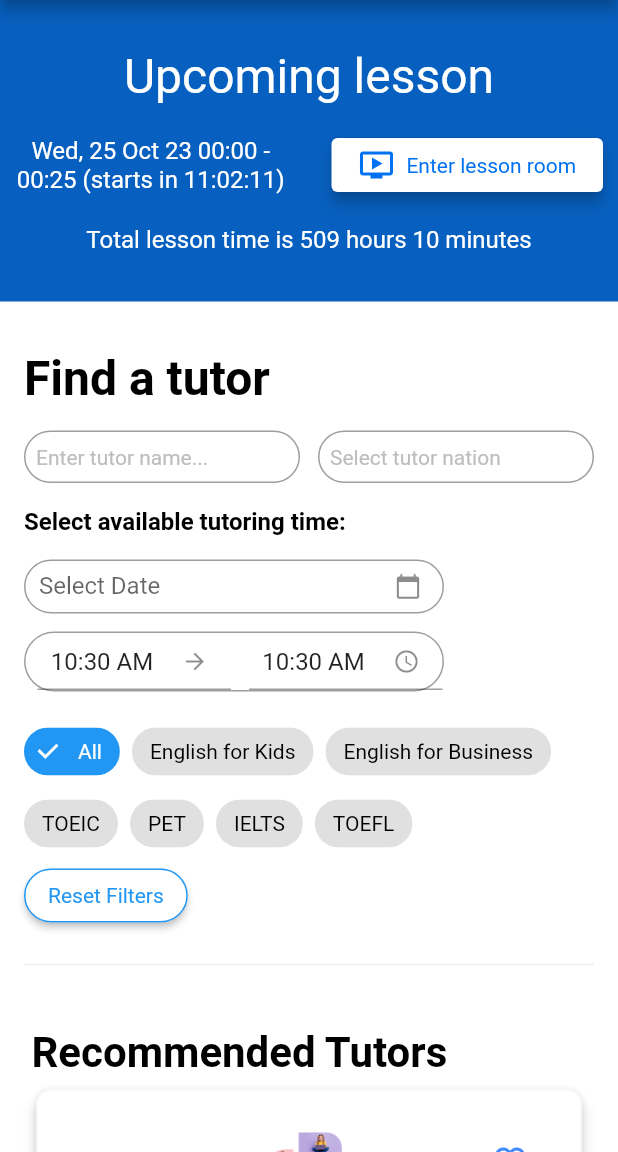
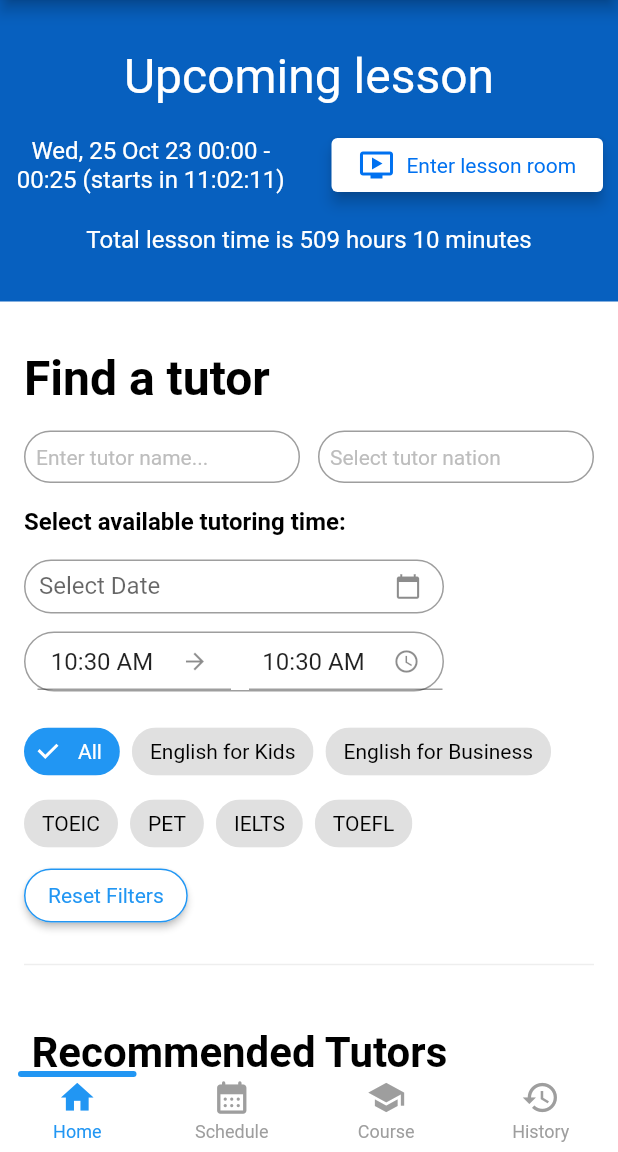
Before and after one commit to duongminhhieu/LetTutor-2024-Flutter-Education-Application, a Flutter app: the screen it shows after launch, scrolled down 204 dp, after a tap on "LOG IN", on a phone screen of 412 x 824 dp, the part 84-1236 px from its top. Run offline on Flutter 3.47's test engine with Material 2 defaults, Android fonts, the phone set to English and light mode, and no system bars; drawn by our look-alikes of persistent_bottom_nav_bar; our stand-ins replace expandable_text, flutter_rating_bar, flutter_svg, youtube_player_flutter; missing offline and left inert: multiselect, syncfusion_flutter_pdfviewer.

```diff
--- a/src/lib/commons/drawer.dart
+++ b/src/lib/commons/drawer.dart
@@ -135,7 +135,7 @@ class CustomDrawer extends StatelessWidget {
             title: Container(
               child: const Row(
                 children: [
-                  Icon(Icons.add_card_rounded, size: 36, color: Colors.blue,),
+                  Icon(Icons.school, size: 36, color: Colors.blue,),
                   SizedBox(width: 12),
                   Text(
                     "Courses",
--- a/src/lib/main.dart
+++ b/src/lib/main.dart
@@ -8,6 +8,7 @@ import 'package:src/pages/listTeacherPage/list-teacher_page.dart';
 import 'package:src/pages/loginPage/login_page.dart';
 import 'package:src/pages/schedulePage/schedule_page.dart';
 import 'package:src/pages/videoCallPage/videoCallPage.dart';
+import 'package:persistent_bottom_nav_bar/persistent_tab_view.dart';
 
 void main() {
   runApp(const MyApp());
@@ -18,11 +19,11 @@ class MyApp extends StatelessWidget {
 
   @override
   Widget build(BuildContext context) {
-
     return MaterialApp(
       debugShowCheckedModeBanner: false,
       home: const LoginPage(),
       routes: {
+        '/bottomNavBar': (context) => BottomNavBar(),
         '/loginPage': (context) => LoginPage(),
         '/listTeacherPage': (context) => ListTeacherPage(),
         '/detailATeacher': (context) => DetailATeacherPage(),
@@ -32,11 +33,139 @@ class MyApp extends StatelessWidget {
         '/detailCoursePage': (context) => DetailCoursePage(),
         '/detailLessonPage': (context) => DetailLessonPage(),
         '/videoCallPage': (context) => VideoCallPage(),
-
-
       },
-      theme: ThemeData(primarySwatch: Colors.blue, primaryColor: const Color.fromRGBO(0, 113, 240, 1.0)),
+      theme: ThemeData(
+          primarySwatch: Colors.blue,
+          primaryColor: const Color.fromRGBO(0, 113, 240, 1.0)),
     );
   }
+}
 
+class BottomNavBar extends StatelessWidget {
+  const BottomNavBar({Key? key}) : super(key: key);
+
+  @override
+  Widget build(BuildContext context) {
+    List<Widget> _buildScreens() {
+      return [ListTeacherPage(), SchedulePage(), CoursesPage(), HistoryPage()];
+    }
+
+    List<PersistentBottomNavBarItem> _navBarsItems() {
+      return [
+        PersistentBottomNavBarItem(
+            icon: Icon(Icons.home),
+            title: ("Home"),
+            activeColorPrimary: Colors.blue,
+            inactiveColorPrimary: Colors.grey,
+            routeAndNavigatorSettings: RouteAndNavigatorSettings(
+              initialRoute: "/",
+              routes: {
+                '/loginPage': (context) => LoginPage(),
+                '/listTeacherPage': (context) => ListTeacherPage(),
+                '/detailATeacher': (context) => DetailATeacherPage(),
+                '/schedulePage': (context) => SchedulePage(),
+                '/historyPage': (context) => HistoryPage(),
+                '/coursesPage': (context) => CoursesPage(),
+                '/detailCoursePage': (context) => DetailCoursePage(),
+                '/detailLessonPage': (context) => DetailLessonPage(),
+                '/videoCallPage': (context) => VideoCallPage(),
+              },
+            )),
+        PersistentBottomNavBarItem(
+            icon: Icon(Icons.calendar_month_rounded),
+            title: ("Schedule"),
+            activeColorPrimary: Colors.blue,
+            inactiveColorPrimary: Colors.grey,
+            routeAndNavigatorSettings: RouteAndNavigatorSettings(
+              initialRoute: "/",
+              routes: {
+                '/loginPage': (context) => LoginPage(),
+                '/listTeacherPage': (context) => ListTeacherPage(),
+                '/detailATeacher': (context) => DetailATeacherPage(),
+                '/schedulePage': (context) => SchedulePage(),
+                '/historyPage': (context) => HistoryPage(),
+                '/coursesPage': (context) => CoursesPage(),
+                '/detailCoursePage': (context) => DetailCoursePage(),
+                '/detailLessonPage': (context) => DetailLessonPage(),
+                '/videoCallPage': (context) => VideoCallPage(),
+              },
+            )),
+        PersistentBottomNavBarItem(
+            icon: Icon(Icons.school),
+            title: ("Course"),
+            activeColorPrimary: Colors.blue,
+            inactiveColorPrimary: Colors.grey,
+            routeAndNavigatorSettings: RouteAndNavigatorSettings(
+              initialRoute: "/",
+              routes: {
+                '/loginPage': (context) => LoginPage(),
+                '/listTeacherPage': (context) => ListTeacherPage(),
+                '/detailATeacher': (context) => DetailATeacherPage(),
+                '/schedulePage': (context) => SchedulePage(),
+                '/historyPage': (context) => HistoryPage(),
+                '/coursesPage': (context) => CoursesPage(),
+                '/detailCoursePage': (context) => DetailCoursePage(),
+                '/detailLessonPage': (context) => DetailLessonPage(),
+                '/videoCallPage': (context) => VideoCallPage(),
+              },
+            )),
+        PersistentBottomNavBarItem(
+            icon: Icon(Icons.history),
+            title: ("History"),
+            activeColorPrimary: Colors.blue,
+            inactiveColorPrimary: Colors.grey,
+            routeAndNavigatorSettings: RouteAndNavigatorSettings(
+              initialRoute: "/",
+              routes: {
+                '/loginPage': (context) => LoginPage(),
+                '/listTeacherPage': (context) => ListTeacherPage(),
+                '/detailATeacher': (context) => DetailATeacherPage(),
+                '/schedulePage': (context) => SchedulePage(),
+                '/historyPage': (context) => HistoryPage(),
+                '/coursesPage': (context) => CoursesPage(),
+                '/detailCoursePage': (context) => DetailCoursePage(),
+                '/detailLessonPage': (context) => DetailLessonPage(),
+                '/videoCallPage': (context) => VideoCallPage(),
+              },
+            )),
+      ];
+    }
+
+    PersistentTabController _controller;
+
+    _controller = PersistentTabController(initialIndex: 0);
+    return PersistentTabView(
+      context,
+      controller: _controller,
+      screens: _buildScreens(),
+      items: _navBarsItems(),
+      confineInSafeArea: true,
+      backgroundColor: Colors.white, // Default is Colors.white.
+      handleAndroidBackButtonPress: true, // Default is true.
+      resizeToAvoidBottomInset:
+          true, // This needs to be true if you want to move up the screen when keyboard appears. Default is true.
+      stateManagement: true, // Default is true.
+      hideNavigationBarWhenKeyboardShows:
+          true, // Recommended to set 'resizeToAvoidBottomInset' as true while using this argument. Default is true.
+      decoration: NavBarDecoration(
+        borderRadius: BorderRadius.circular(10.0),
+        colorBehindNavBar: Colors.white,
+      ),
+      popAllScreensOnTapOfSelectedTab: true,
+      popActionScreens: PopActionScreensType.all,
+      itemAnimationProperties: ItemAnimationProperties(
+        // Navigation Bar's items animation properties.
+        duration: Duration(milliseconds: 200),
+        curve: Curves.ease,
+      ),
+      screenTransitionAnimation: ScreenTransitionAnimation(
+        // Screen transition animation on change of selected tab.
+        animateTabTransition: true,
+        curve: Curves.ease,
+        duration: Duration(milliseconds: 200),
+      ),
+      navBarStyle:
+          NavBarStyle.style3, // Choose the nav bar style with this property.
+    );
+  }
 }
--- a/src/lib/pages/loginPage/login_page.dart
+++ b/src/lib/pages/loginPage/login_page.dart
@@ -125,7 +125,7 @@ class _LoginPageState extends State<LoginPage> {
       onPressed: () {
         debugPrint("Email : ${emailController.text}");
         debugPrint("Password : ${passwordController.text}");
-        Navigator.pushNamed(context, '/listTeacherPage');
+        Navigator.pushNamed(context, '/bottomNavBar');
       },
       style: ElevatedButton.styleFrom(
         shape: RoundedRectangleBorder(
--- a/src/pubspec.yaml
+++ b/src/pubspec.yaml
@@ -36,7 +36,7 @@ dependencies:
   multiselect:
   syncfusion_flutter_pdfviewer: ^23.1.43
   flutter_svg: ^2.0.5
-  camera: ^0.10.5+5
+  persistent_bottom_nav_bar: ^5.0.2
 
 
   # The following adds the Cupertino Icons font to your application.
```
Also changed, not shown: src/pubspec.lock.
